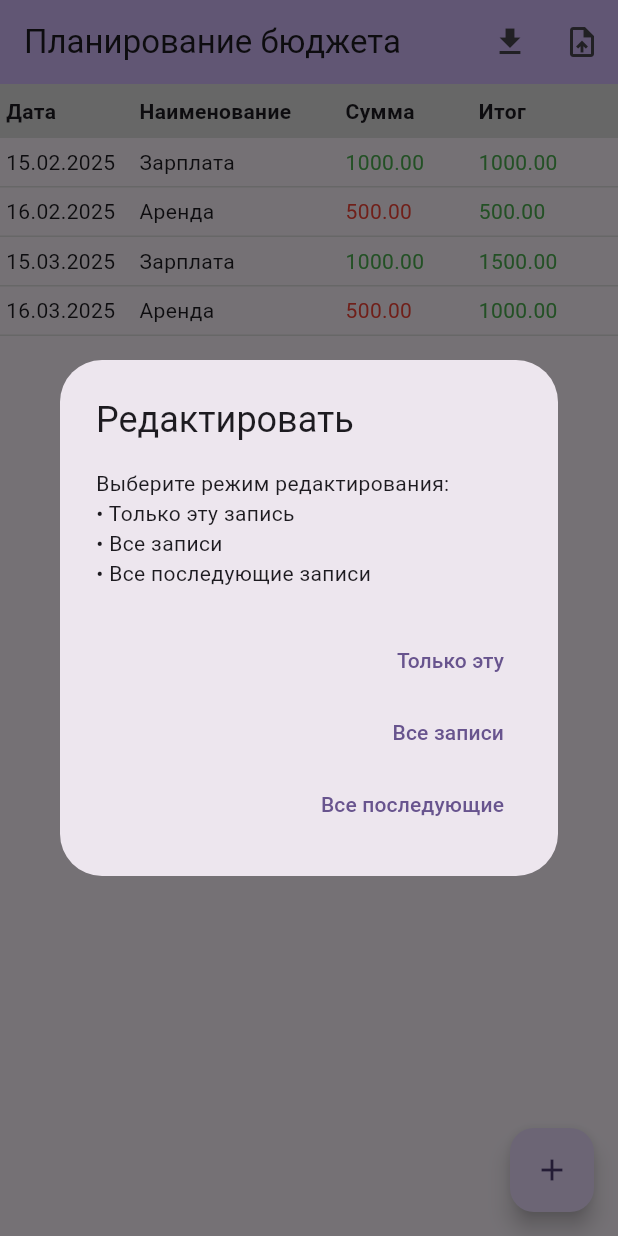
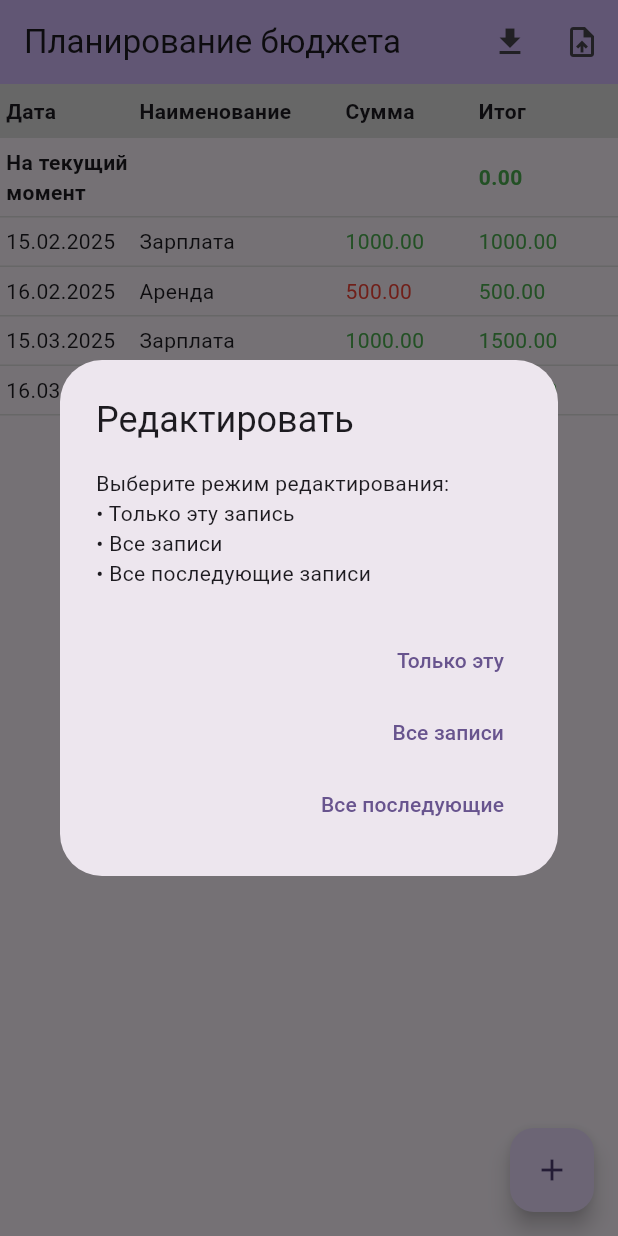
Before and after one commit to stanislavlyalin/budget_planner, a Flutter app: the screen it shows after launch, after a tap on an icon or button, on a phone screen of 412 x 824 dp. Run offline on Flutter 3.47's test engine with Material 3 defaults, Android fonts, the phone set to English and light mode, and no system bars; our stand-ins replace file_picker, shared_preferences.

Commit message:
Add line with the total amount at the beginning of the current day

```diff
--- a/lib/screens/home_page.dart
+++ b/lib/screens/home_page.dart
@@ -346,19 +346,44 @@ class _MyHomePageState extends State<MyHomePage> {
   @override
   Widget build(BuildContext context) {
     DateTime now = DateTime.now();
-    DateTime startRange = DateTime(now.year, now.month, now.day);
-    List<TransactionOccurrence> occurrences = getOccurrencesInRange(
-        _transactions, startRange, _currentEndDate, _overrides);
+    DateTime today = DateTime(now.year, now.month, now.day);
 
+    // Get all occurrences from a very early date up to today
+    List<TransactionOccurrence> pastOccurrences = getOccurrencesInRange(
+      _transactions,
+      DateTime(2000, 1, 1),
+      today,
+      _overrides,
+    );
+    // Calculate the current balance from past occurrences
+    double currentBalance = 0;
+    for (var occ in pastOccurrences) {
+      currentBalance += (occ.transaction.type == TransactionType.income
+          ? occ.transaction.amount
+          : -occ.transaction.amount);
+    }
+
+    // Get future occurrences (from today onward)
+    List<TransactionOccurrence> futureOccurrences = getOccurrencesInRange(
+      _transactions,
+      today,
+      _currentEndDate,
+      _overrides,
+    );
+
+    // Compute cumulative sums for future occurrences, starting from currentBalance
     List<double> cumulativeSums = [];
-    double runningTotal = 0;
-    for (var occ in occurrences) {
+    double runningTotal = currentBalance;
+    for (var occ in futureOccurrences) {
       double signedAmount = occ.transaction.type == TransactionType.income
           ? occ.transaction.amount
           : -occ.transaction.amount;
       runningTotal += signedAmount;
       cumulativeSums.add(runningTotal);
     }
+
+    // Total rows: 1 for "Current Balance" row + one per future occurrence
+    int totalRows = 1 + futureOccurrences.length;
 
     return Scaffold(
       appBar: AppBar(
@@ -379,6 +404,7 @@ class _MyHomePageState extends State<MyHomePage> {
       ),
       body: Column(
         children: [
+          // Table header
           Container(
             color: Colors.grey[300],
             padding: const EdgeInsets.symmetric(vertical: 8, horizontal: 4),
@@ -386,23 +412,19 @@ class _MyHomePageState extends State<MyHomePage> {
               children: const [
                 Expanded(
                   flex: 22,
-                  child: Text('Дата',
-                      style: TextStyle(fontWeight: FontWeight.bold)),
+                  child: Text('Дата', style: TextStyle(fontWeight: FontWeight.bold)),
                 ),
                 Expanded(
                   flex: 34,
-                  child: Text('Наименование',
-                      style: TextStyle(fontWeight: FontWeight.bold)),
+                  child: Text('Наименование', style: TextStyle(fontWeight: FontWeight.bold)),
                 ),
                 Expanded(
                   flex: 22,
-                  child: Text('Сумма',
-                      style: TextStyle(fontWeight: FontWeight.bold)),
+                  child: Text('Сумма', style: TextStyle(fontWeight: FontWeight.bold)),
                 ),
                 Expanded(
                   flex: 22,
-                  child: Text('Итог',
-                      style: TextStyle(fontWeight: FontWeight.bold)),
+                  child: Text('Итог', style: TextStyle(fontWeight: FontWeight.bold)),
                 ),
               ],
             ),
@@ -410,22 +432,53 @@ class _MyHomePageState extends State<MyHomePage> {
           Expanded(
             child: ListView.builder(
               controller: _scrollController,
-              itemCount: occurrences.length,
+              itemCount: totalRows,
               itemBuilder: (context, index) {
-                final occ = occurrences[index];
+                if (index == 0) {
+                  // "Current Balance" row
+                  return Container(
+                    padding: const EdgeInsets.symmetric(vertical: 6, horizontal: 4),
+                    decoration: BoxDecoration(
+                      border: Border(bottom: BorderSide(color: Colors.grey.shade300)),
+                    ),
+                    child: Row(
+                      children: [
+                        const Expanded(
+                          flex: 22,
+                          child: Text(
+                            'На текущий момент',
+                            style: TextStyle(fontWeight: FontWeight.bold),
+                          ),
+                        ),
+                        const Expanded(flex: 34, child: Text('')),
+                        const Expanded(flex: 22, child: Text('')),
+                        Expanded(
+                          flex: 22,
+                          child: Text(
+                            currentBalance.toStringAsFixed(2),
+                            style: TextStyle(
+                              color: currentBalance >= 0 ? Colors.green : Colors.red,
+                              fontWeight: FontWeight.bold,
+                            ),
+                          ),
+                        ),
+                      ],
+                    ),
+                  );
+                } else {
+                  // Future transaction rows
+                  final occ = futureOccurrences[index - 1];
                   final dateStr = DateFormat('dd.MM.yyyy').format(occ.date);
                   final isIncome = occ.transaction.type == TransactionType.income;
                   final amountStr = occ.transaction.amount.toStringAsFixed(2);
-                final totalStr = cumulativeSums[index].toStringAsFixed(2);
+                  final totalStr = cumulativeSums[index - 1].toStringAsFixed(2);
                   return InkWell(
                     onTap: () => _editOccurrence(occ),
                     onLongPress: () => _deleteOccurrence(occ),
                     child: Container(
-                    padding:
-                        const EdgeInsets.symmetric(vertical: 6, horizontal: 4),
+                      padding: const EdgeInsets.symmetric(vertical: 6, horizontal: 4),
                       decoration: BoxDecoration(
-                      border: Border(
-                          bottom: BorderSide(color: Colors.grey.shade300)),
+                        border: Border(bottom: BorderSide(color: Colors.grey.shade300)),
                       ),
                       child: Row(
                         children: [
@@ -435,8 +488,7 @@ class _MyHomePageState extends State<MyHomePage> {
                             flex: 22,
                             child: Text(
                               amountStr,
-                            style: TextStyle(
-                                color: isIncome ? Colors.green : Colors.red),
+                              style: TextStyle(color: isIncome ? Colors.green : Colors.red),
                             ),
                           ),
                           Expanded(
@@ -444,9 +496,7 @@ class _MyHomePageState extends State<MyHomePage> {
                             child: Text(
                               totalStr,
                               style: TextStyle(
-                              color: double.parse(totalStr) >= 0
-                                  ? Colors.green
-                                  : Colors.red,
+                                color: double.parse(totalStr) >= 0 ? Colors.green : Colors.red,
                               ),
                             ),
                           ),
@@ -454,6 +504,7 @@ class _MyHomePageState extends State<MyHomePage> {
                       ),
                     ),
                   );
+                }
               },
             ),
           ),
```
Lines whose indentation alone changed are shown as unchanged.
